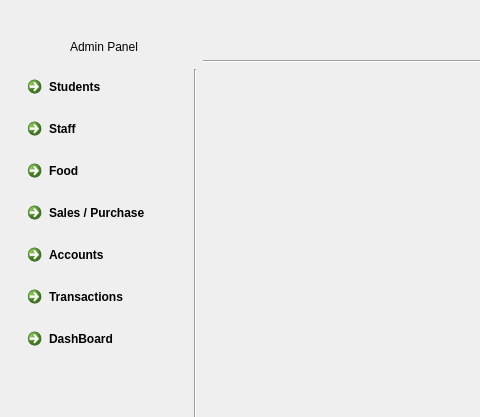
Omoshlawi/smart_cafteria, file resources/layouts/staffWindow.ui: the form before one commit; both pictures show x 0 to 480 and y 0 to 417 of the 800 by 889 pixel window.
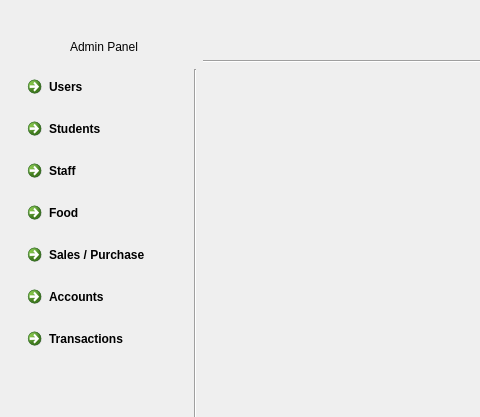
The form after the commit.

```diff
--- a/resources/layouts/staffWindow.ui
+++ b/resources/layouts/staffWindow.ui
@@ -40,6 +40,13 @@
       <layout class="QHBoxLayout" name="horizontalLayout">
        <item>
         <layout class="QVBoxLayout" name="verticalLayout">
+         <item>
+          <widget class="QCommandLinkButton" name="dashBoard">
+           <property name="text">
+            <string>Users</string>
+           </property>
+          </widget>
+         </item>
          <item>
           <widget class="QCommandLinkButton" name="manageStudents">
            <property name="text">
@@ -82,13 +89,6 @@
            </property>
           </widget>
          </item>
-         <item>
-          <widget class="QCommandLinkButton" name="dashBoard">
-           <property name="text">
-            <string>DashBoard</string>
-           </property>
-          </widget>
-         </item>
          <item>
           <spacer name="verticalSpacer_2">
            <property name="orientation">
```
